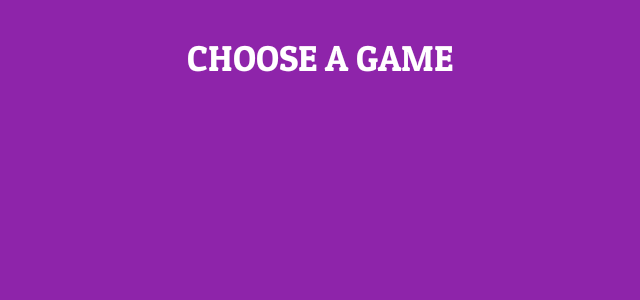
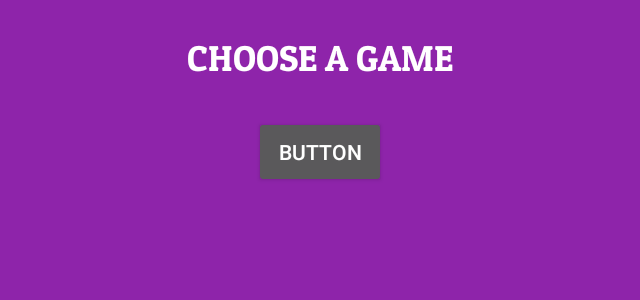
Before and after one commit to Alextoy32/AndroidPtut, an Android app: the PartyGames screen opened through its navigation route, on a phone screen of 824 x 412 dp (held sideways). Shown: the top 300 px of the screen, without its empty margins (298-938 px from the left). Run offline under Robolectric (Android 15) with nearby library versions, the phone set to English and light mode, and no system bars.

Commit message:
bizkit en cours databinding

```diff
--- a/app/build.gradle
+++ b/app/build.gradle
@@ -5,6 +5,9 @@ apply plugin: 'kotlin-android'
 apply plugin: 'kotlin-android-extensions'
 
 android {
+    kotlinOptions {
+        jvmTarget = "1.8"
+    }
     compileSdkVersion 29
     buildToolsVersion "29.0.2"
     defaultConfig {
@@ -20,6 +23,9 @@ android {
             minifyEnabled false
             proguardFiles getDefaultProguardFile('proguard-android-optimize.txt'), 'proguard-rules.pro'
         }
+    }
+    dataBinding {
+        enabled = true
     }
 }
 
--- a/app/src/main/java/com/dreamTanAlex/ptutcartes/ui/partyGames/PartyGames.kt
+++ b/app/src/main/java/com/dreamTanAlex/ptutcartes/ui/partyGames/PartyGames.kt
@@ -6,6 +6,9 @@ import androidx.fragment.app.Fragment
 import android.view.LayoutInflater
 import android.view.View
 import android.view.ViewGroup
+import android.widget.Button
+import android.widget.ImageView
+import androidx.navigation.fragment.findNavController
 import com.dreamTanAlex.ptutcartes.R
 
 
@@ -21,7 +24,12 @@ class PartyGames : Fragment() {
         inflater: LayoutInflater, container: ViewGroup?,
         savedInstanceState: Bundle?
     ): View? {
-        return inflater.inflate(R.layout.party_games_fragment, container, false)
+        val view = inflater.inflate(R.layout.party_games_fragment, container, false)
+        val button = view.findViewById<Button>(R.id.goToBizkit)
+        button.setOnClickListener {
+            findNavController().navigate(R.id.action_partyGames_to_bizkit)
+        }
+        return view
     }
 
     override fun onActivityCreated(savedInstanceState: Bundle?) {
--- a/app/src/main/res/layout/party_games_fragment.xml
+++ b/app/src/main/res/layout/party_games_fragment.xml
@@ -8,6 +8,7 @@
     tools:context=".ui.partyGames.PartyGames">
 
     <TextView
+        android:id="@+id/textView5"
         android:layout_width="wrap_content"
         android:layout_height="wrap_content"
         android:layout_marginTop="24dp"
@@ -19,4 +20,14 @@
         app:layout_constraintStart_toStartOf="parent"
         app:layout_constraintTop_toTopOf="parent" />
 
+    <Button
+        android:id="@+id/goToBizkit"
+        android:layout_width="wrap_content"
+        android:layout_height="wrap_content"
+        android:layout_marginTop="24dp"
+        android:text="Button"
+        app:layout_constraintEnd_toEndOf="parent"
+        app:layout_constraintStart_toStartOf="parent"
+        app:layout_constraintTop_toBottomOf="@+id/textView5" />
+
 </androidx.constraintlayout.widget.ConstraintLayout>
--- a/app/src/main/res/navigation/navigation_map.xml
+++ b/app/src/main/res/navigation/navigation_map.xml
@@ -18,5 +18,13 @@
         android:id="@+id/partyGames"
         android:name="com.dreamTanAlex.ptutcartes.ui.partyGames.PartyGames"
         android:label="party_games_fragment"
-        tools:layout="@layout/party_games_fragment" />
+        tools:layout="@layout/party_games_fragment">
+        <action
+            android:id="@+id/action_partyGames_to_bizkit"
+            app:destination="@id/bizkit" />
+    </fragment>
+    <fragment
+        android:id="@+id/bizkit"
+        android:name="com.dreamTanAlex.ptutcartes.ui.bizkit.Bizkit"
+        android:label="Bizkit" />
 </navigation>
--- a/app/src/main/res/values/strings.xml
+++ b/app/src/main/res/values/strings.xml
@@ -4,4 +4,6 @@
     <string name="party_games_label">PARTY GAMES</string>
     <string name="soft_games_label">SOFT GAMES</string>
     <string name="choose_a_game">CHOOSE A GAME</string>
+    <string name="startRule">Lancez les dés</string>
+    <string name="endRule">Les dés sont lancée</string>
 </resources>
```
Also changed, not shown: app/src/main/java/com/dreamTanAlex/ptutcartes/ui/bizkit/Bizkit.kt (added, +49 -0 lines), app/src/main/java/com/dreamTanAlex/ptutcartes/ui/bizkit/BizkitViewModel.kt (added, +15 -0 lines), app/src/main/res/drawable/ic_dice_five.xml (added, +14 -0 lines), app/src/main/res/drawable/ic_dice_four.xml (added, +14 -0 lines), app/src/main/res/drawable/ic_dice_one.xml (added, +14 -0 lines), app/src/main/res/drawable/ic_dice_six.xml (added, +14 -0 lines), app/src/main/res/drawable/ic_dice_three.xml (added, +14 -0 lines), app/src/main/res/drawable/ic_dice_two.xml (added, +14 -0 lines), app/src/main/res/layout/bizkit_fragment.xml (added, +59 -0 lines).
